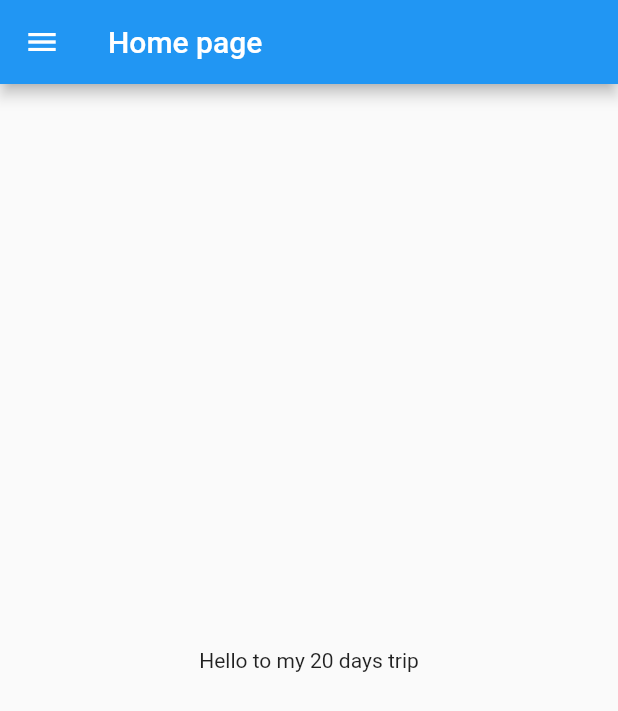
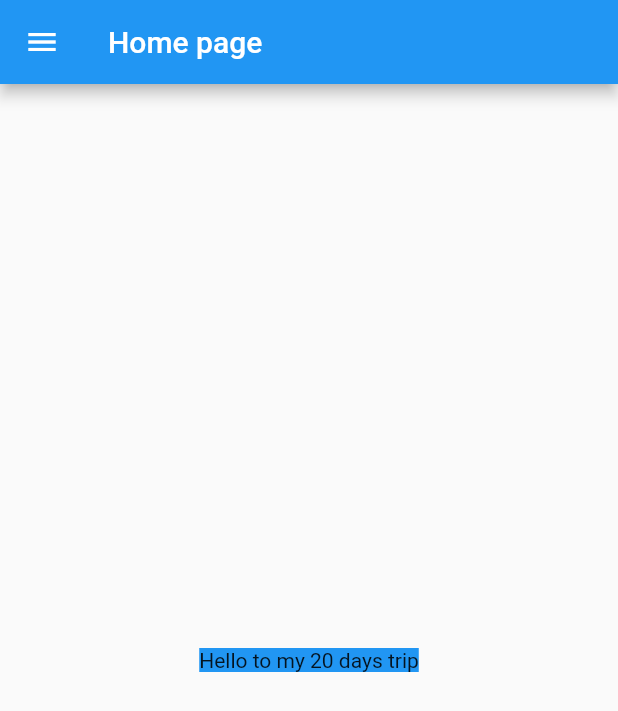
Before and after one commit to zainnnnn/Flutter_first_Application, a Flutter app: the screen it shows after launch, on a phone screen of 412 x 824 dp. Shown: the top 711 px of the screen. Run offline on Flutter 3.47's test engine with Material 2 defaults, Android fonts, the phone set to English and light mode, and no system bars.

Commit message:
Day2 done

```diff
--- a/lib/home_page.dart
+++ b/lib/home_page.dart
@@ -14,6 +14,7 @@ class HomePage extends StatelessWidget {
       body: Center(
         child: Container(
           child: Text("Hello to my $days days trip"),
+          decoration: BoxDecoration(color: Colors.blue),
         ),
       ),
       drawer: Drawer(),
```
